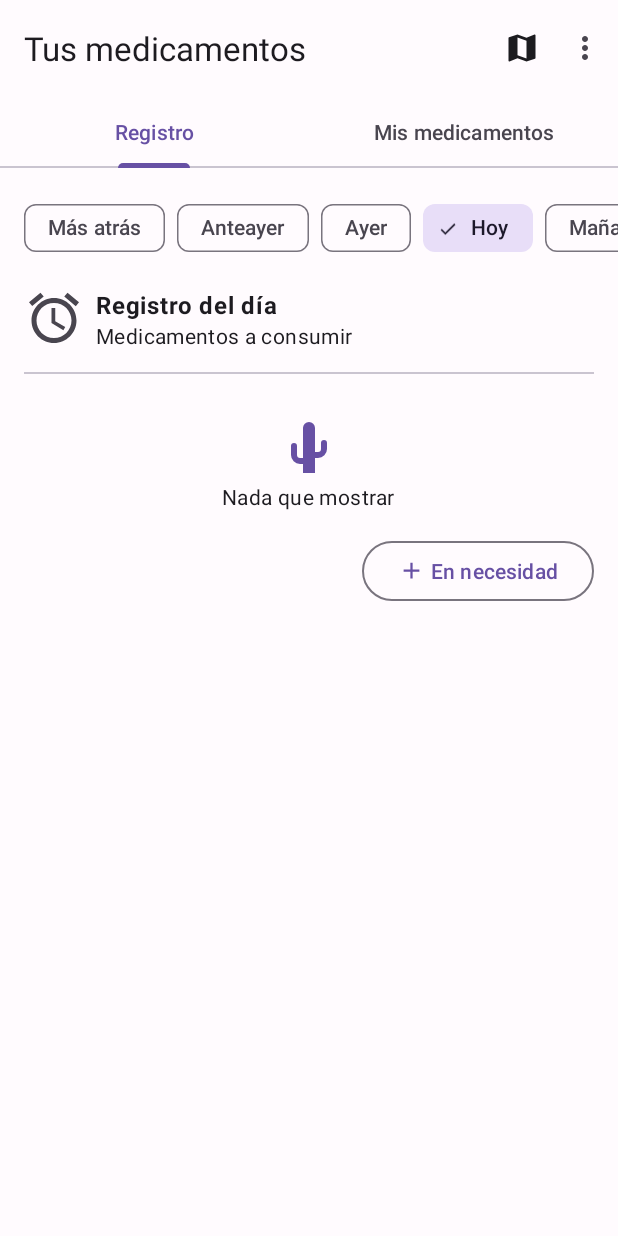
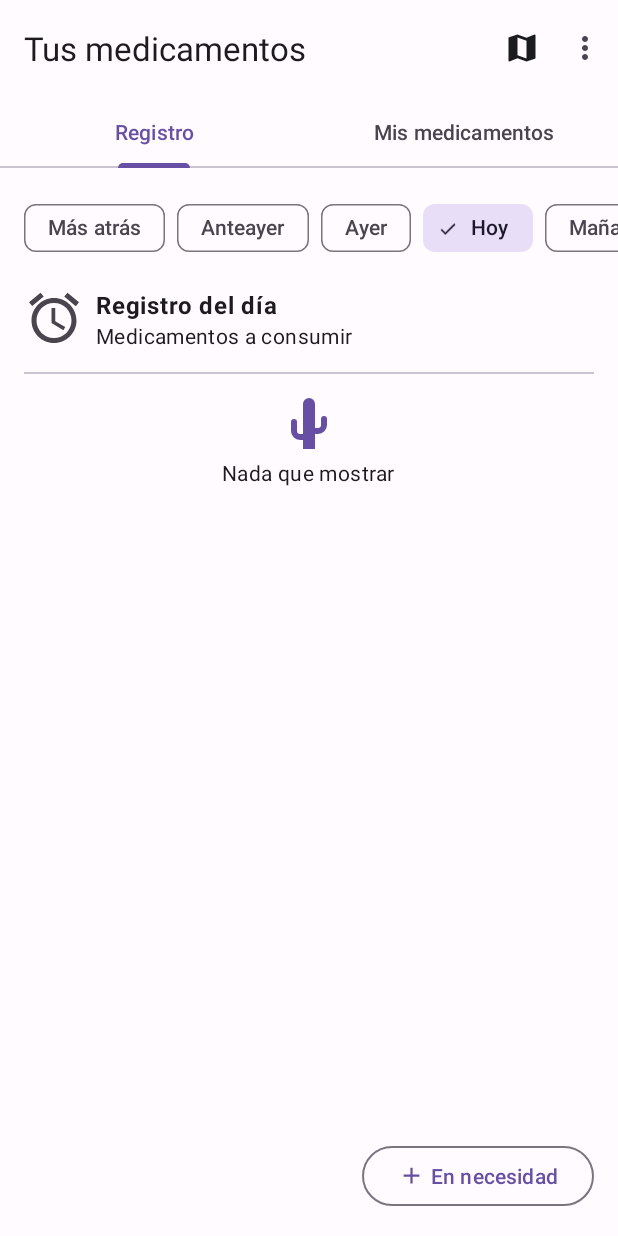
Before and after one commit to Totremont/MedicaTrack, an Android app: the screen it shows after launch (MainActivity), on a phone screen of 412 x 824 dp. Run offline under Robolectric (Android 15) with nearby library versions, the phone set to English and light mode, and no system bars; our stand-ins replace Room's generated code, navigation-ui.

Commit message:
Versión estable, falta boton en necesidad y actualizar valores del registro cuando llega la notificacion

```diff
--- a/app/src/main/java/com/example/medicatrack/RegistroFragment.java
+++ b/app/src/main/java/com/example/medicatrack/RegistroFragment.java
@@ -9,6 +9,7 @@ import android.view.ViewGroup;
 import androidx.appcompat.widget.LinearLayoutCompat;
 import androidx.fragment.app.Fragment;
 import androidx.lifecycle.ViewModelProvider;
+import androidx.recyclerview.widget.RecyclerView;
 
 import com.example.medicatrack.adapters.RegistroAdapter;
 import com.example.medicatrack.databinding.FragmentRegistroBinding;
@@ -18,6 +19,7 @@ import com.example.medicatrack.model.enums.RegistroEstado;
 import com.example.medicatrack.repo.MedicamentoRepository;
 import com.example.medicatrack.repo.RegistroRepository;
 import com.example.medicatrack.utilities.FechaFormat;
+import com.example.medicatrack.utilities.ResourcesUtility;
 import com.example.medicatrack.viewmodels.MedicamentoViewModel;
 import com.google.android.material.datepicker.CalendarConstraints;
 import com.google.android.material.datepicker.DateValidatorPointBackward;
@@ -59,7 +61,7 @@ public class RegistroFragment extends Fragment {
 
         registroRepo = RegistroRepository.getInstance(requireContext());
         medicamentoRepo = MedicamentoRepository.getInstance(requireContext());
-        medicamentoViewModel = new ViewModelProvider(this).get(MedicamentoViewModel.class);
+        medicamentoViewModel = new ViewModelProvider(requireActivity()).get(MedicamentoViewModel.class);
 
         adapter = new RegistroAdapter(requireContext());
 
@@ -130,7 +132,7 @@ public class RegistroFragment extends Fragment {
                 esPasado[0] = false;
                 esFuturo[0] = true;
                 setRegistrosFuturos(fechaSeleccionada[0]);
-                StringBuilder text2 = new StringBuilder().append("Registro del ").append(fechaSeleccionada[0].getDayOfWeek().name().toLowerCase()).append(" ").append(text);
+                StringBuilder text2 = new StringBuilder().append("Registro del ").append(ResourcesUtility.enumToText(fechaSeleccionada[0].getDayOfWeek())).append(" ").append(text);
                 binding.titleText.setText(text2.toString());
                 binding.subtitleText.setText("Medicamentos a consumir");
 
@@ -200,7 +202,7 @@ public class RegistroFragment extends Fragment {
             setRegistrosFuturos(fechaSeleccionada[0]);
         });
 
-        medicamentoViewModel.nuevoMedicamento.observe(getViewLifecycleOwner(),medicamento ->
+        medicamentoViewModel.nuevoMedicamento.observe(requireActivity(),medicamento ->
         {
             if(medicamento != null)
             {
@@ -236,8 +238,14 @@ public class RegistroFragment extends Fragment {
 
         adapter.setData(medicamentos, registros,esPasado,esFuturo);
 
-        if(registros.isEmpty()) binding.layoutVacio.setVisibility(LinearLayoutCompat.VISIBLE);
-        else binding.layoutVacio.setVisibility(LinearLayoutCompat.GONE);
+        if(registros.isEmpty()) {
+            binding.recyclerView.setVisibility(RecyclerView.GONE);
+            binding.layoutVacio.setVisibility(LinearLayoutCompat.VISIBLE);
+        }
+        else {
+            binding.layoutVacio.setVisibility(LinearLayoutCompat.GONE);
+            binding.recyclerView.setVisibility(RecyclerView.VISIBLE);
+        }
 
     }
 
@@ -293,8 +301,14 @@ public class RegistroFragment extends Fragment {
 
         adapter.setData(medicamentos, registros,false,true);
 
-        if(registros.isEmpty()) binding.layoutVacio.setVisibility(LinearLayoutCompat.VISIBLE);
-        else binding.layoutVacio.setVisibility(LinearLayoutCompat.GONE);
+        if(registros.isEmpty()) {
+            binding.recyclerView.setVisibility(RecyclerView.GONE);
+            binding.layoutVacio.setVisibility(LinearLayoutCompat.VISIBLE);
+        }
+        else {
+            binding.layoutVacio.setVisibility(LinearLayoutCompat.GONE);
+            binding.recyclerView.setVisibility(RecyclerView.VISIBLE);
+        }
 
     }
 
--- a/app/src/main/java/com/example/medicatrack/adapters/MedicamentoAdapter.java
+++ b/app/src/main/java/com/example/medicatrack/adapters/MedicamentoAdapter.java
@@ -72,7 +72,7 @@ public class MedicamentoAdapter extends RecyclerView.Adapter<MedicamentoAdapter.
             binding.nombreTextView.setText(medicamento.getNombre());
             binding.frecuenciaTextView.setText(ResourcesUtility.enumToText(medicamento.getFrecuencia()));
             binding.tipoMedicamentoTextView.setText(medicamento.getForma().name() + " de " +
-                    String.format("%.2f", medicamento.getConcentracion()) + " " + medicamento.getUnidad().name().toLowerCase());
+                    String.format("%.2f", medicamento.getConcentracion()) + " " + ResourcesUtility.enumToText(medicamento.getUnidad()));
             binding.medicamentoImage.setImageResource(ResourcesUtility.getMedicamentoImage(medicamento));
             binding.getRoot().setOnClickListener(view ->
             {
--- a/app/src/main/java/com/example/medicatrack/adapters/RegistroAdapter.java
+++ b/app/src/main/java/com/example/medicatrack/adapters/RegistroAdapter.java
@@ -126,8 +126,8 @@ public class RegistroAdapter extends RecyclerView.Adapter<RegistroAdapter.Regist
             binding.iconMedicamento.setImageResource(ResourcesUtility.getMedicamentoImage(medicamento));
 
             StringBuilder dosis = new StringBuilder();
-            dosis.append("Consumir unidad de ").append(String.format("%.2f", medicamento.getConcentracion())).append(" ")
-                    .append(medicamento.getUnidad().name());
+            dosis.append("Consumir ").append(String.format("%.2f", medicamento.getConcentracion())).append(" ")
+                    .append(ResourcesUtility.enumToText(medicamento.getUnidad()));
 
             binding.dosisTextView.setText(dosis);
 
--- a/app/src/main/java/com/example/medicatrack/repo/persist/database/daos/RegistroDao.java
+++ b/app/src/main/java/com/example/medicatrack/repo/persist/database/daos/RegistroDao.java
@@ -24,15 +24,15 @@ public interface RegistroDao
     @Query("SELECT * FROM RegistroEntity WHERE id = :id")
     RegistroEntity getById(UUID id);
 
-    @Query("SELECT * FROM RegistroEntity WHERE fecha_sin_hora = :fecha")
+    @Query("SELECT * FROM RegistroEntity WHERE fecha_sin_hora = :fecha ORDER BY fecha ASC")
     List<RegistroEntity> getAllFromDate(Long fecha);
     @Query("SELECT * FROM RegistroEntity WHERE (medicamento_id = :medicamentoId AND estado = :estado)")
     List<RegistroEntity> getAllFromWhere(UUID medicamentoId, String estado);
 
-    @Query("SELECT * FROM RegistroEntity WHERE medicamento_id = :medicamentoId")
+    @Query("SELECT * FROM RegistroEntity WHERE medicamento_id = :medicamentoId ORDER BY fecha ASC")
     List<RegistroEntity> getAllFrom(UUID medicamentoId);
 
-    @Query("SELECT * FROM RegistroEntity")
+    @Query("SELECT * FROM RegistroEntity ORDER BY fecha ASC")
     List<RegistroEntity> getAll();
 
     @Query("DELETE FROM RegistroEntity WHERE medicamento_id = :medicamentoId")
--- a/app/src/main/res/layout/fragment_medicamentos.xml
+++ b/app/src/main/res/layout/fragment_medicamentos.xml
@@ -71,6 +71,7 @@
         app:layout_constraintVertical_bias="0"
         android:layout_marginBottom="@dimen/long_dim"
         android:orientation="vertical"
+        android:visibility="visible"
         app:spanCount="2"
         app:layoutManager="androidx.recyclerview.widget.GridLayoutManager"/>
 
--- a/app/src/main/res/layout/fragment_registro.xml
+++ b/app/src/main/res/layout/fragment_registro.xml
@@ -127,11 +127,15 @@
     <androidx.recyclerview.widget.RecyclerView
         android:id="@+id/recyclerView"
         android:layout_width="match_parent"
-        android:layout_height="wrap_content"
+        android:layout_height="0dp"
         android:visibility="visible"
-        android:layout_margin="@dimen/default_dim"
+        android:layout_marginTop="@dimen/default_dim"
+        android:layout_marginStart="@dimen/default_dim"
+        android:layout_marginEnd="@dimen/default_dim"
+        android:layout_marginBottom="@dimen/small_dim"
         app:layoutManager="androidx.recyclerview.widget.LinearLayoutManager"
         app:layout_constraintTop_toBottomOf="@id/divider"
+        app:layout_constraintBottom_toTopOf="@id/necesidad_button"
         app:layout_constraintStart_toStartOf="parent"/>
 
     <androidx.appcompat.widget.LinearLayoutCompat
@@ -142,9 +146,10 @@
         app:layout_constraintEnd_toEndOf="parent"
         android:layout_marginTop="@dimen/small_dim"
         android:orientation="vertical"
+        android:visibility="gone"
         android:gravity="center"
-        android:visibility="gone"
-        app:layout_constraintTop_toBottomOf="@id/recyclerView">
+        app:layout_constraintVertical_bias="0"
+        app:layout_constraintTop_toBottomOf="@id/divider">
 
         <ImageView
             android:layout_width="wrap_content"
@@ -165,9 +170,10 @@
 
 
     <com.google.android.material.button.MaterialButton
+        android:id="@+id/necesidad_button"
         android:layout_width="wrap_content"
         android:layout_height="wrap_content"
-        app:layout_constraintTop_toBottomOf="@id/layout_vacio"
+        app:layout_constraintBottom_toBottomOf="parent"
         app:layout_constraintEnd_toEndOf="parent"
         android:layout_margin="@dimen/default_dim"
         app:icon="@drawable/icon_add"
--- a/app/src/main/res/navigation/nav_graph.xml
+++ b/app/src/main/res/navigation/nav_graph.xml
@@ -15,7 +15,11 @@
 
             <action
                 android:id="@+id/action_FirstFragment_to_SecondFragment"
-                app:destination="@id/SecondFragment" />
+                app:destination="@id/SecondFragment"
+                app:enterAnim="@anim/nav_default_enter_anim"
+                app:exitAnim="@anim/nav_default_exit_anim"
+                app:popEnterAnim="@anim/nav_default_pop_enter_anim"
+                app:popExitAnim="@anim/nav_default_pop_exit_anim"/>
         </fragment>
 
         <fragment
@@ -26,15 +30,27 @@
 
             <action
                 android:id="@+id/action_SecondFragment_to_FirstFragment"
-                app:destination="@id/FirstFragment" />
+                app:destination="@id/FirstFragment"
+                app:enterAnim="@anim/nav_default_enter_anim"
+                app:exitAnim="@anim/nav_default_exit_anim"
+                app:popEnterAnim="@anim/nav_default_pop_enter_anim"
+                app:popExitAnim="@anim/nav_default_pop_exit_anim"/>
         </fragment>
 
         <action
             android:id="@+id/action_global_settingsFragment"
-            app:destination="@id/settingsFragment" />
+            app:destination="@id/settingsFragment"
+            app:enterAnim="@anim/nav_default_enter_anim"
+            app:exitAnim="@anim/nav_default_exit_anim"
+            app:popEnterAnim="@anim/nav_default_pop_enter_anim"
+            app:popExitAnim="@anim/nav_default_pop_exit_anim"/>
         <action
             android:id="@+id/action_global_medicamentoInfoFragment"
-            app:destination="@id/medicamentoInfoFragment" />
+            app:destination="@id/medicamentoInfoFragment"
+            app:enterAnim="@anim/nav_default_enter_anim"
+            app:exitAnim="@anim/nav_default_exit_anim"
+            app:popEnterAnim="@anim/nav_default_pop_enter_anim"
+            app:popExitAnim="@anim/nav_default_pop_exit_anim"/>
 
     </navigation>
 
@@ -45,6 +61,6 @@
     <fragment
         android:id="@+id/medicamentoInfoFragment"
         android:name="com.example.medicatrack.MedicamentoInfoFragment"
-        android:label="medicamento_info"
+        android:label="@string/medicamento_info"
         tools:layout="@layout/medicamento_info" />
 </navigation>
--- a/app/src/main/res/values/strings.xml
+++ b/app/src/main/res/values/strings.xml
@@ -8,6 +8,7 @@
     <string name="second_fragment_label">Mis medicamentos</string>
     <string name="next">Next</string>
     <string name="previous">Previous</string>
+    <string name="medicamento_info">Información</string>
 
     <!-- Strings del fragmento DatosMedicamento -->
     <string name="medicamento">Medicamento</string>
```
Also changed, not shown: app/src/main/java/com/example/medicatrack/MedicamentoInfoFragment.java (+5 -5 lines), app/src/main/java/com/example/medicatrack/MedicamentosFragment.java (+25 -12 lines), app/src/main/java/com/example/medicatrack/model/Medicamento.java (+14 -0 lines), app/src/main/java/com/example/medicatrack/utilities/ResourcesUtility.java (+82 -0 lines), app/src/main/res/layout/medicamento_info.xml (+9 -5 lines).
